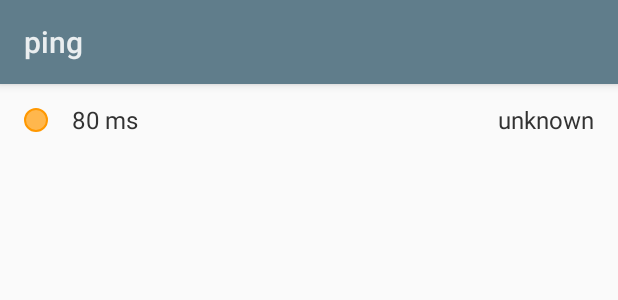
After one commit to shrift/ping_android, an Android app: the layout ping_result_list_item.xml on its own in the app's theme, with its tools: preview values and no code run, on a phone screen of 412 x 824 dp. The commit adds this screen. Shown: the top 300 px of the screen. Run offline under Robolectric (Android 15) with nearby library versions, the phone set to English and light mode, and no system bars.

Commit message:
Add initial host detail support to view previous ping results.

```diff
--- a/app/src/main/java/com/bubbletastic/android/ping/Host.java
+++ b/app/src/main/java/com/bubbletastic/android/ping/Host.java
@@ -27,6 +27,7 @@ public class Host implements Comparable {
 
     public Host(ProtoHost protoHost) {
         this.hostName = protoHost.host_name;
+        this.results = new ArrayList<PingResult>(protoHost.results);
     }
 
     public ProtoHost toProtoHost() {
@@ -81,6 +82,8 @@ public class Host implements Comparable {
         if (results == null) {
             return new ArrayList<PingResult>();
         }
+        sortResultsByDate();
+        Collections.reverse(results);
         return results;
     }
 
--- /dev/null
+++ b/app/src/main/res/layout/ping_result_list_item.xml
@@ -0,0 +1,48 @@
+<?xml version="1.0" encoding="utf-8"?>
+<LinearLayout xmlns:android="http://schemas.android.com/apk/res/android"
+    xmlns:tools="http://schemas.android.com/tools"
+    android:layout_width="match_parent"
+    android:layout_height="?android:attr/listPreferredItemHeightSmall"
+    android:background="@drawable/list_selector"
+    android:orientation="horizontal">
+
+    <View
+        android:id="@+id/ping_result_list_item_host_status_indicator"
+        android:layout_width="16dp"
+        android:layout_height="16dp"
+        android:layout_gravity="center"
+        android:layout_marginStart="?android:attr/listPreferredItemPaddingStart"
+        android:background="@drawable/round_indicator_unknown_normal" />
+
+    <TextView
+        android:id="@+id/ping_result_list_item_round_trip_avg"
+        android:layout_width="wrap_content"
+        android:layout_height="wrap_content"
+        android:layout_gravity="center_vertical|start"
+        android:gravity="center_vertical|start"
+        android:minHeight="?android:attr/listPreferredItemHeightSmall"
+        android:paddingEnd="?android:attr/listPreferredItemPaddingEnd"
+        android:paddingStart="?android:attr/listPreferredItemPaddingStart"
+        android:textAppearance="?android:attr/textAppearanceListItemSmall"
+        android:textColor="@android:color/secondary_text_light"
+        tools:text="80 ms" />
+
+    <Space
+        android:layout_width="0dp"
+        android:layout_height="0dp"
+        android:layout_weight="1" />
+
+    <TextView
+        android:id="@+id/ping_result_list_item_pinged_at"
+        android:layout_width="wrap_content"
+        android:layout_height="wrap_content"
+        android:layout_gravity="center_vertical|start"
+        android:gravity="center_vertical|start"
+        android:minHeight="?android:attr/listPreferredItemHeightSmall"
+        android:paddingEnd="?android:attr/listPreferredItemPaddingEnd"
+        android:paddingStart="?android:attr/listPreferredItemPaddingStart"
+        android:text="@string/updated_unknown"
+        android:textAppearance="?android:attr/textAppearanceListItemSmall"
+        android:textColor="@android:color/secondary_text_light" />
+
+</LinearLayout>
```
Also changed, not shown: app/src/main/java/com/bubbletastic/android/ping/HostAdapter.java (deleted, +0 -118 lines), app/src/main/java/com/bubbletastic/android/ping/HostDetailFragment.java (+30 -14 lines), app/src/main/java/com/bubbletastic/android/ping/HostListActivity.java (+29 -1 lines), app/src/main/java/com/bubbletastic/android/ping/HostListCallbacks.java (added, +11 -0 lines), app/src/main/java/com/bubbletastic/android/ping/HostListFragment.java (+38 -0 lines), app/src/main/java/com/bubbletastic/android/ping/HostService.java (+16 -0 lines), app/src/main/java/com/bubbletastic/android/ping/view/HostAdapter.java (added, +86 -0 lines), app/src/main/java/com/bubbletastic/android/ping/view/HostViewHolder.java (added, +43 -0 lines), app/src/main/java/com/bubbletastic/android/ping/view/PingResultAdapter.java (added, +85 -0 lines), app/src/main/java/com/bubbletastic/android/ping/view/PingResultViewHolder.java (added, +40 -0 lines), app/src/main/res/layout/fragment_host_detail.xml (+14 -5 lines), app/src/main/res/layout/host_list_item.xml (renamed from app/src/main/res/layout/host_item_list.xml).
